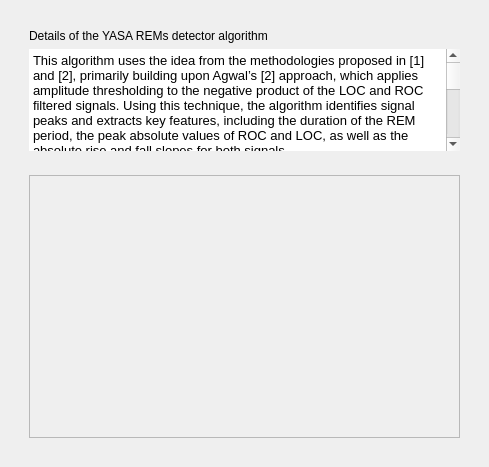
The window that tools/RapidEyeMovementTools/REMsDetectorYASA/AlgorithmDetail/Ui_AlgorithmDetail.ui (mhazad99/Rapid-Eye-Movement) describes before a commit, drawn with Qt 5.
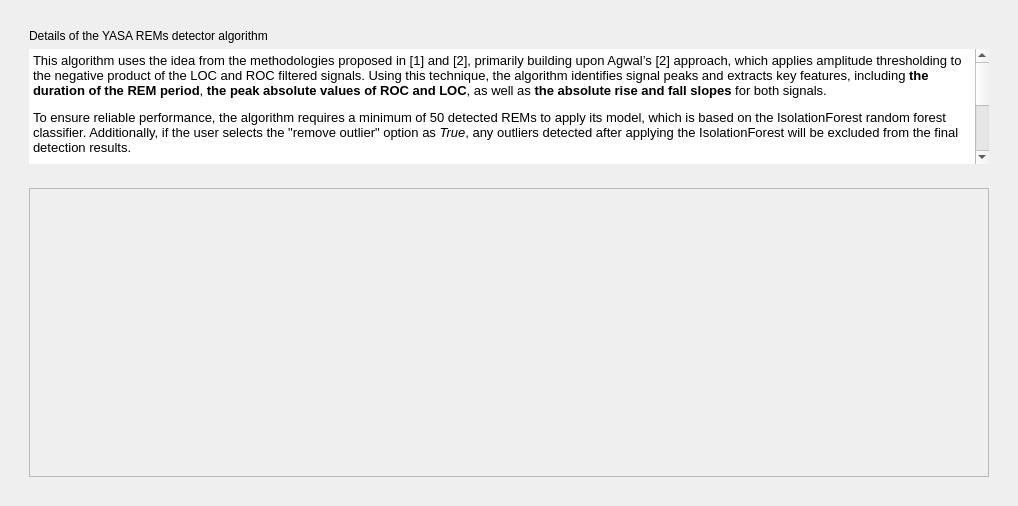
The same window after the commit. Icons and pictures are not drawn.

Commit message: Handling the state of hypnogram in the UI

```diff
--- a/tools/RapidEyeMovementTools/REMsDetectorYASA/AlgorithmDetail/Ui_AlgorithmDetail.ui
+++ b/tools/RapidEyeMovementTools/REMsDetectorYASA/AlgorithmDetail/Ui_AlgorithmDetail.ui
@@ -6,8 +6,8 @@
    <rect>
     <x>0</x>
     <y>0</y>
-    <width>489</width>
-    <height>467</height>
+    <width>1018</width>
+    <height>506</height>
    </rect>
   </property>
   <property name="windowTitle">
@@ -72,10 +72,13 @@
              </property>
              <property name="html">
               <string>&lt;!DOCTYPE HTML PUBLIC &quot;-//W3C//DTD HTML 4.0//EN&quot; &quot;http://www.w3.org/TR/REC-html40/strict.dtd&quot;&gt;
-&lt;html&gt;&lt;head&gt;&lt;meta name=&quot;qrichtext&quot; content=&quot;1&quot; /&gt;&lt;style type=&quot;text/css&quot;&gt;
+&lt;html&gt;&lt;head&gt;&lt;meta name=&quot;qrichtext&quot; content=&quot;1&quot; /&gt;&lt;meta charset=&quot;utf-8&quot; /&gt;&lt;style type=&quot;text/css&quot;&gt;
 p, li { white-space: pre-wrap; }
+hr { height: 1px; border-width: 0; }
+li.unchecked::marker { content: &quot;\2610&quot;; }
+li.checked::marker { content: &quot;\2612&quot;; }
 &lt;/style&gt;&lt;/head&gt;&lt;body style=&quot; font-family:'Roboto-Regular'; font-size:10pt; font-weight:400; font-style:normal;&quot;&gt;
-&lt;p style=&quot; margin-top:12px; margin-bottom:12px; margin-left:0px; margin-right:0px; -qt-block-indent:0; text-indent:0px;&quot;&gt;This algorithm uses the idea from the methodologies proposed in [1] and [2], primarily building upon Agwal’s [2] approach, which applies amplitude thresholding to the negative product of the LOC and ROC filtered signals. Using this technique, the algorithm identifies signal peaks and extracts key features, including the duration of the REM period, the peak absolute values of ROC and LOC, as well as the absolute rise and fall slopes for both signals.&lt;/p&gt;
+&lt;p style=&quot; margin-top:12px; margin-bottom:12px; margin-left:0px; margin-right:0px; -qt-block-indent:0; text-indent:0px;&quot;&gt;This algorithm uses the idea from the methodologies proposed in [1] and [2], primarily building upon Agwal’s [2] approach, which applies amplitude thresholding to the negative product of the LOC and ROC filtered signals. Using this technique, the algorithm identifies signal peaks and extracts key features, including &lt;span style=&quot; font-weight:700;&quot;&gt;the duration of the REM period&lt;/span&gt;, &lt;span style=&quot; font-weight:700;&quot;&gt;the peak absolute values of ROC and LOC&lt;/span&gt;, as well as &lt;span style=&quot; font-weight:700;&quot;&gt;the absolute rise and fall slopes&lt;/span&gt; for both signals.&lt;/p&gt;
 &lt;p style=&quot; margin-top:12px; margin-bottom:12px; margin-left:0px; margin-right:0px; -qt-block-indent:0; text-indent:0px;&quot;&gt;To ensure reliable performance, the algorithm requires a minimum of 50 detected REMs to apply its model, which is based on the IsolationForest random forest classifier. Additionally, if the user selects the &amp;quot;remove outlier&amp;quot; option as &lt;span style=&quot; font-style:italic;&quot;&gt;True&lt;/span&gt;, any outliers detected after applying the IsolationForest will be excluded from the final detection results.&lt;/p&gt;
 &lt;p style=&quot; margin-top:12px; margin-bottom:12px; margin-left:0px; margin-right:0px; -qt-block-indent:0; text-indent:0px;&quot;&gt;&lt;span style=&quot; font-weight:600;&quot;&gt;Usage points&lt;/span&gt;&lt;/p&gt;
 &lt;p style=&quot; margin-top:12px; margin-bottom:12px; margin-left:0px; margin-right:0px; -qt-block-indent:0; text-indent:0px;&quot;&gt;- All output parameters of this algorithm are computed using the filtered LOC and ROC signals. The filtering process is based on the thresholds defined in the &lt;span style=&quot; font-style:italic;&quot;&gt;DetectionStep&lt;/span&gt;.&lt;/p&gt;
```
Left out of the diff: 16 changed lines with no effect on the pictures. The commit also changes 5 other files.
